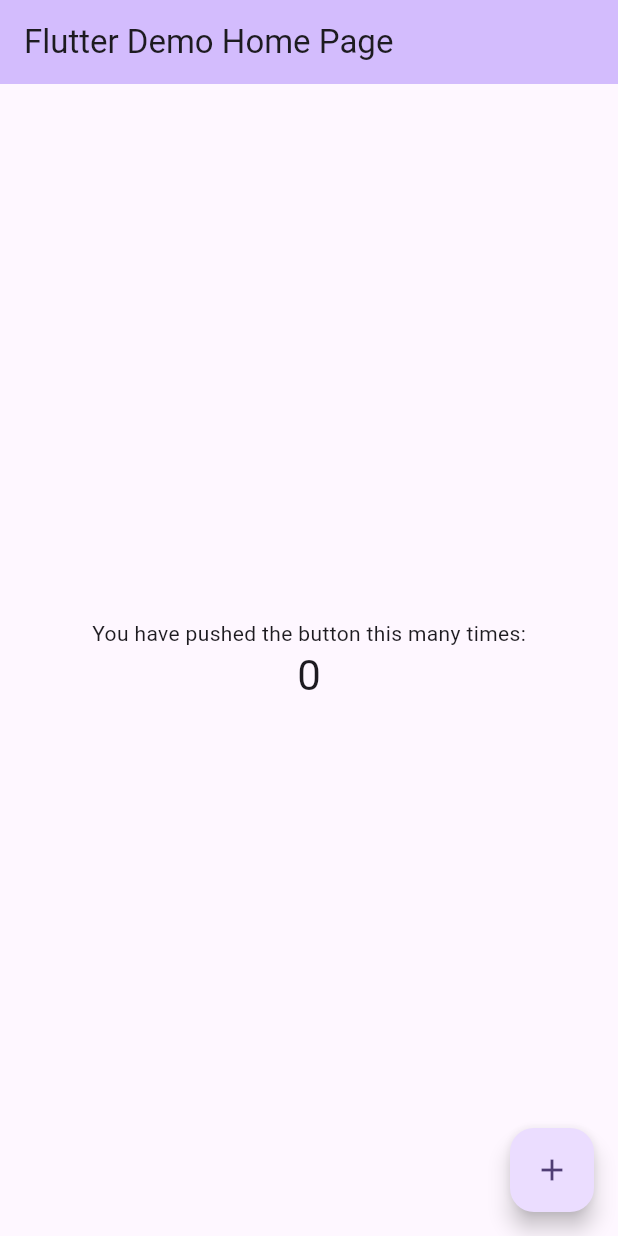
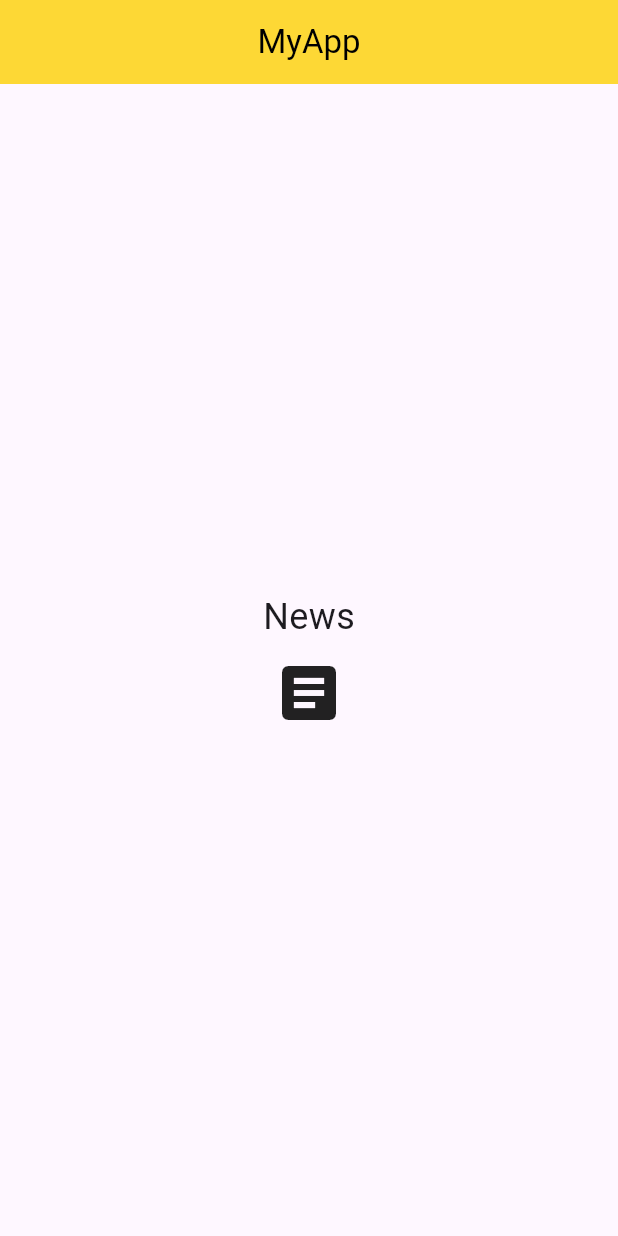
Before and after one commit to poppy-lab/ts_navigation_4_5_4, a Flutter app: the screen it shows after launch, on a phone screen of 412 x 824 dp. Run offline on Flutter 3.47's test engine with Material 3 defaults, Android fonts, the phone set to English and light mode, and no system bars.

Commit message:
Aufgabe 1.1

```diff
--- a/lib/main.dart
+++ b/lib/main.dart
@@ -1,122 +1,17 @@
 import 'package:flutter/material.dart';
+import 'screens/news_screen.dart';
+// import 'screens/likes_screen.dart';
+// import 'screens/profile_screen.dart';
 
-void main() {
-  runApp(const MyApp());
-}
+void main() => runApp(const MyApp());
 
 class MyApp extends StatelessWidget {
   const MyApp({super.key});
 
-  // This widget is the root of your application.
   @override
   Widget build(BuildContext context) {
-    return MaterialApp(
-      title: 'Flutter Demo',
-      theme: ThemeData(
-        // This is the theme of your application.
-        //
-        // TRY THIS: Try running your application with "flutter run". You'll see
-        // the application has a purple toolbar. Then, without quitting the app,
-        // try changing the seedColor in the colorScheme below to Colors.green
-        // and then invoke "hot reload" (save your changes or press the "hot
-        // reload" button in a Flutter-supported IDE, or press "r" if you used
-        // the command line to start the app).
-        //
-        // Notice that the counter didn't reset back to zero; the application
-        // state is not lost during the reload. To reset the state, use hot
-        // restart instead.
-        //
-        // This works for code too, not just values: Most code changes can be
-        // tested with just a hot reload.
-        colorScheme: ColorScheme.fromSeed(seedColor: Colors.deepPurple),
-      ),
-      home: const MyHomePage(title: 'Flutter Demo Home Page'),
+    return const MaterialApp(
+      home: NewsScreen(), // Hier kannst du zwischen den Screens wechseln
     );
   }
 }
-
-class MyHomePage extends StatefulWidget {
-  const MyHomePage({super.key, required this.title});
-
-  // This widget is the home page of your application. It is stateful, meaning
-  // that it has a State object (defined below) that contains fields that affect
-  // how it looks.
-
-  // This class is the configuration for the state. It holds the values (in this
-  // case the title) provided by the parent (in this case the App widget) and
-  // used by the build method of the State. Fields in a Widget subclass are
-  // always marked "final".
-
-  final String title;
-
-  @override
-  State<MyHomePage> createState() => _MyHomePageState();
-}
-
-class _MyHomePageState extends State<MyHomePage> {
-  int _counter = 0;
-
-  void _incrementCounter() {
-    setState(() {
-      // This call to setState tells the Flutter framework that something has
-      // changed in this State, which causes it to rerun the build method below
-      // so that the display can reflect the updated values. If we changed
-      // _counter without calling setState(), then the build method would not be
-      // called again, and so nothing would appear to happen.
-      _counter++;
-    });
-  }
-
-  @override
-  Widget build(BuildContext context) {
-    // This method is rerun every time setState is called, for instance as done
-    // by the _incrementCounter method above.
-    //
-    // The Flutter framework has been optimized to make rerunning build methods
-    // fast, so that you can just rebuild anything that needs updating rather
-    // than having to individually change instances of widgets.
-    return Scaffold(
-      appBar: AppBar(
-        // TRY THIS: Try changing the color here to a specific color (to
-        // Colors.amber, perhaps?) and trigger a hot reload to see the AppBar
-        // change color while the other colors stay the same.
-        backgroundColor: Theme.of(context).colorScheme.inversePrimary,
-        // Here we take the value from the MyHomePage object that was created by
-        // the App.build method, and use it to set our appbar title.
-        title: Text(widget.title),
-      ),
-      body: Center(
-        // Center is a layout widget. It takes a single child and positions it
-        // in the middle of the parent.
-        child: Column(
-          // Column is also a layout widget. It takes a list of children and
-          // arranges them vertically. By default, it sizes itself to fit its
-          // children horizontally, and tries to be as tall as its parent.
-          //
-          // Column has various properties to control how it sizes itself and
-          // how it positions its children. Here we use mainAxisAlignment to
-          // center the children vertically; the main axis here is the vertical
-          // axis because Columns are vertical (the cross axis would be
-          // horizontal).
-          //
-          // TRY THIS: Invoke "debug painting" (choose the "Toggle Debug Paint"
-          // action in the IDE, or press "p" in the console), to see the
-          // wireframe for each widget.
-          mainAxisAlignment: MainAxisAlignment.center,
-          children: <Widget>[
-            const Text('You have pushed the button this many times:'),
-            Text(
-              '$_counter',
-              style: Theme.of(context).textTheme.headlineMedium,
-            ),
-          ],
-        ),
-      ),
-      floatingActionButton: FloatingActionButton(
-        onPressed: _incrementCounter,
-        tooltip: 'Increment',
-        child: const Icon(Icons.add),
-      ), // This trailing comma makes auto-formatting nicer for build methods.
-    );
-  }
-}
--- /dev/null
+++ b/lib/screens/news_screen.dart
@@ -0,0 +1,26 @@
+import 'package:flutter/material.dart';
+
+class NewsScreen extends StatelessWidget {
+  const NewsScreen({super.key});
+
+  @override
+  Widget build(BuildContext context) {
+    return Scaffold(
+      appBar: AppBar(
+        backgroundColor: Colors.yellow[600],
+        title: const Text('MyApp', style: TextStyle(color: Colors.black)),
+        centerTitle: true,
+      ),
+      body: const Center(
+        child: Column(
+          mainAxisAlignment: MainAxisAlignment.center,
+          children: [
+            Text('News', style: TextStyle(fontSize: 24)),
+            SizedBox(height: 10),
+            Icon(Icons.article, size: 48),
+          ],
+        ),
+      ),
+    );
+  }
+}
```
Also changed, not shown: lib/screens/likes_screen.dart (added, +26 -0 lines), lib/screens/profile_screen.dart (added, +28 -0 lines).
